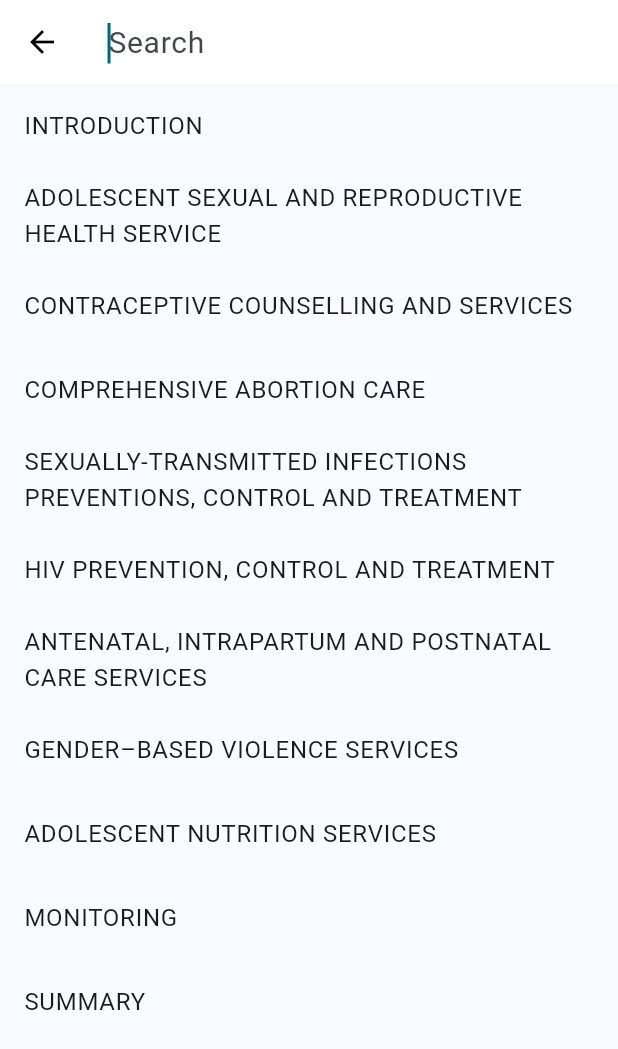
After one commit to Abelabebe313/care_provider_on_adolescent_girls, a Flutter app: the Home screen opened directly, after a tap on "Search here...", on a phone screen of 412 x 824 dp. The commit adds this screen. Shown: the top 1049 px of the screen. Run offline on Flutter 3.47's test engine with Material 2 defaults, Android fonts, the phone set to English and light mode, and no system bars; our stand-ins replace flutter_tts; missing offline and left inert: syncfusion_flutter_pdf, syncfusion_flutter_pdfviewer.

Commit message:
Search functionality Added

```diff
--- /dev/null
+++ b/lib/screens/about/search/search_screen.dart
@@ -0,0 +1,154 @@
+import 'package:care_provider_on_adolescent_girls_mobile/screens/pdf_viewer/view.dart';
+import 'package:flutter/material.dart';
+import 'package:flutter/scheduler.dart';
+
+class SearchResult extends StatefulWidget {
+  final String keyword;
+  final List<Map<String, dynamic>> data_list;
+
+  const SearchResult(
+      {super.key, required this.keyword, required this.data_list});
+
+  @override
+  SearchResultState createState() => SearchResultState();
+}
+
+class SearchResultState extends State<SearchResult> {
+  bool finishLoading = true;
+  bool showClear = false;
+  final TextEditingController inputController = TextEditingController();
+
+  final FocusNode _focusNode = FocusNode();
+  List<Map<String, dynamic>> filteredData = [];
+  @override
+  void initState() {
+    super.initState();
+    filteredData = widget.data_list;
+    // Schedule the request for focus after the widget is built.
+    SchedulerBinding.instance?.addPostFrameCallback((_) {
+      FocusScope.of(context).requestFocus(_focusNode);
+    });
+  }
+
+  @override
+  void dispose() {
+    _focusNode.dispose();
+    super.dispose();
+  }
+
+  @override
+  Widget build(BuildContext context) {
+    return Scaffold(
+      backgroundColor: const Color(0xffF8FAFF),
+      appBar: AppBar(
+        backgroundColor: Colors.white,
+        title: TextField(
+          focusNode: _focusNode, // Assign the focus node here
+          maxLines: 1,
+
+          controller: inputController,
+          style: TextStyle(color: Colors.grey[800], fontSize: 18),
+          keyboardType: TextInputType.text,
+          onSubmitted: (term) {
+            setState(() {
+              finishLoading = false;
+            });
+            delayShowingContent();
+          },
+          onChanged: (term) {
+            setState(() {
+              showClear = (term.length > 2);
+            });
+          },
+          decoration: const InputDecoration(
+            border: InputBorder.none,
+            hintText: 'Search',
+            hintStyle: TextStyle(fontSize: 20.0),
+          ),
+        ),
+        leading: IconButton(
+          icon: const Icon(Icons.arrow_back, color: Colors.black),
+          onPressed: () {
+            Navigator.pop(context);
+          },
+        ),
+        actions: <Widget>[
+          showClear
+              ? IconButton(
+                  icon: const Icon(Icons.close, color: Colors.black),
+                  onPressed: () {
+                    inputController.clear();
+                    showClear = false;
+                    setState(() {});
+                  },
+                )
+              : Container(),
+        ],
+      ),
+      body: buildBody(context),
+    );
+  }
+
+  Widget buildBody(BuildContext context) {
+    return Stack(
+      children: <Widget>[
+        AnimatedOpacity(
+          opacity: finishLoading ? 1.0 : 0.0,
+          duration: const Duration(milliseconds: 100),
+          child: buildContent(context),
+        ),
+        AnimatedOpacity(
+          opacity: finishLoading ? 0.0 : 1.0,
+          duration: const Duration(milliseconds: 100),
+          child: buildLoading(context),
+        ),
+      ],
+    );
+  }
+
+  Widget buildLoading(BuildContext context) {
+    return Align(
+      alignment: Alignment.center,
+      child: Container(
+        width: 80,
+        height: 80,
+        alignment: Alignment.center,
+        child: const CircularProgressIndicator(),
+      ),
+    );
+  }
+
+  Widget buildContent(BuildContext context) {
+    return ListView.builder(
+      itemCount: filteredData.length,
+      itemBuilder: (BuildContext context, int index) {
+        final item = filteredData[index];
+        return ListTile(
+          title: Text(
+            item['title'].toUpperCase(),
+          ),
+          onTap: () {
+            Navigator.push(
+              context,
+              MaterialPageRoute(
+                builder: (context) => PDFView(
+                  title: item['title'].toUpperCase(),
+                  fileName: item['filename'],
+                  ttsFileName: item['tts_file_name'],
+                ), // Navigate to PDFViewPage
+              ),
+            );
+          },
+        );
+      },
+    );
+  }
+
+  void delayShowingContent() {
+    Future.delayed(const Duration(seconds: 3), () {
+      setState(() {
+        finishLoading = true;
+      });
+    });
+  }
+}
--- a/lib/screens/home.dart
+++ b/lib/screens/home.dart
@@ -1,4 +1,5 @@
 import 'dart:async';
+import 'package:care_provider_on_adolescent_girls_mobile/screens/about/search/search_screen.dart';
 import 'package:care_provider_on_adolescent_girls_mobile/screens/home_cards.dart';
 import 'package:care_provider_on_adolescent_girls_mobile/screens/pdf_viewer/view.dart';
 import 'package:flutter/material.dart';
@@ -100,7 +101,7 @@ class _HomeState extends State<Home> {
   }
 
   void _startAutoScroll() {
-    _timer = Timer.periodic(Duration(seconds: 5), (timer) {
+    _timer = Timer.periodic(const Duration(seconds: 5), (timer) {
       if (_currentPage < 4) {
         _currentPage++;
       } else {
@@ -108,7 +109,7 @@ class _HomeState extends State<Home> {
       }
       _pageController.animateToPage(
         _currentPage,
-        duration: Duration(seconds: 1),
+        duration: const Duration(seconds: 1),
         curve: Curves.easeInOut,
       );
     });
@@ -136,6 +137,17 @@ class _HomeState extends State<Home> {
               ),
               // Search Bar
               Center(
+                child: GestureDetector(
+                  onTap: () {
+                    Navigator.of(context).push(
+                      MaterialPageRoute(
+                        builder: (context) => SearchResult(
+                            keyword: '',
+                            data_list:
+                                data_list), // Replace SearchResult() with your desired page
+                      ),
+                    );
+                  },
                   child: Container(
                     height: 50,
                     width: MediaQuery.of(context).size.width * 0.95,
@@ -143,16 +155,19 @@ class _HomeState extends State<Home> {
                       color: const Color.fromARGB(255, 255, 255, 255),
                       borderRadius: BorderRadius.circular(12),
                     ),
+                    child: IgnorePointer(
                       child: TextField(
                         decoration: InputDecoration(
-                      hintText: "Search an article...",
+                          hintText: "Search here...",
                           hintStyle: TextStyle(
                             fontFamily: 'Poppins-ExtraLight',
                             color: Colors.grey.shade400,
                             fontSize: 15,
                           ),
                           contentPadding: const EdgeInsets.only(
-                          left: 10, top: 12, bottom: 12), // Add padding here
+                              left: 10,
+                              top: 12,
+                              bottom: 12), // Add padding here
                           border: InputBorder.none,
                           suffixIcon: Container(
                             width: 50,
@@ -174,17 +189,19 @@ class _HomeState extends State<Home> {
                       ),
                     ),
                   ),
+                ),
+              ),
 
               const SizedBox(
                 height: 10,
               ),
 
               // Slider poster
-              Container(
+              SizedBox(
                 height: 130,
                 child: PageView(
                   controller: _pageController,
-                  physics: NeverScrollableScrollPhysics(),
+                  physics: const NeverScrollableScrollPhysics(),
                   // scrollDirection: Axis.horizontal,
                   children: [
                     SizedBox(
```
Also changed, not shown: assets/tts/chapter_1.txt (+0 -31 lines), lib/screens/pdf_viewer/view.dart (+67 -9 lines), 2 other files. Lines whose indentation alone changed are shown as unchanged.
